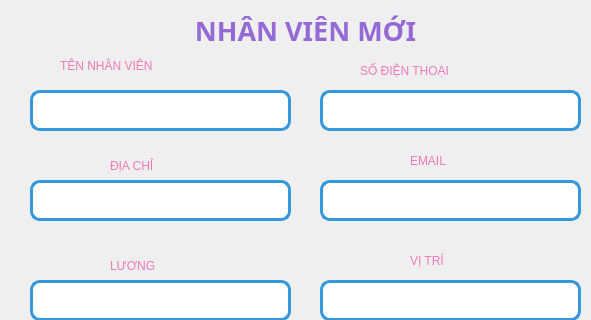
The window that Nhanvien/themNVien.ui (minhngoc22/Pet-Store) describes before a commit, drawn with Qt 5; both pictures show x 0 to 591 and y 0 to 320 of the 591 by 618 pixel window.
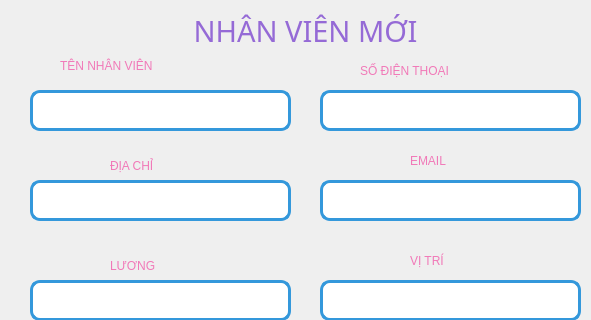
The same window after the commit.

Diff of the .ui file:
```diff
--- a/Nhanvien/themNVien.ui
+++ b/Nhanvien/themNVien.ui
@@ -40,10 +40,11 @@
     </property>
     <property name="font">
      <font>
-      <family>Arial Black</family>
-      <pointsize>20</pointsize>
-      <weight>75</weight>
-      <bold>true</bold>
+      <family>Segoe UI Black</family>
+      <pointsize>22</pointsize>
+      <weight>10</weight>
+      <italic>false</italic>
+      <bold>false</bold>
      </font>
     </property>
     <property name="styleSheet">
```
Left out of the diff: 3 changed lines with no effect on the pictures.
